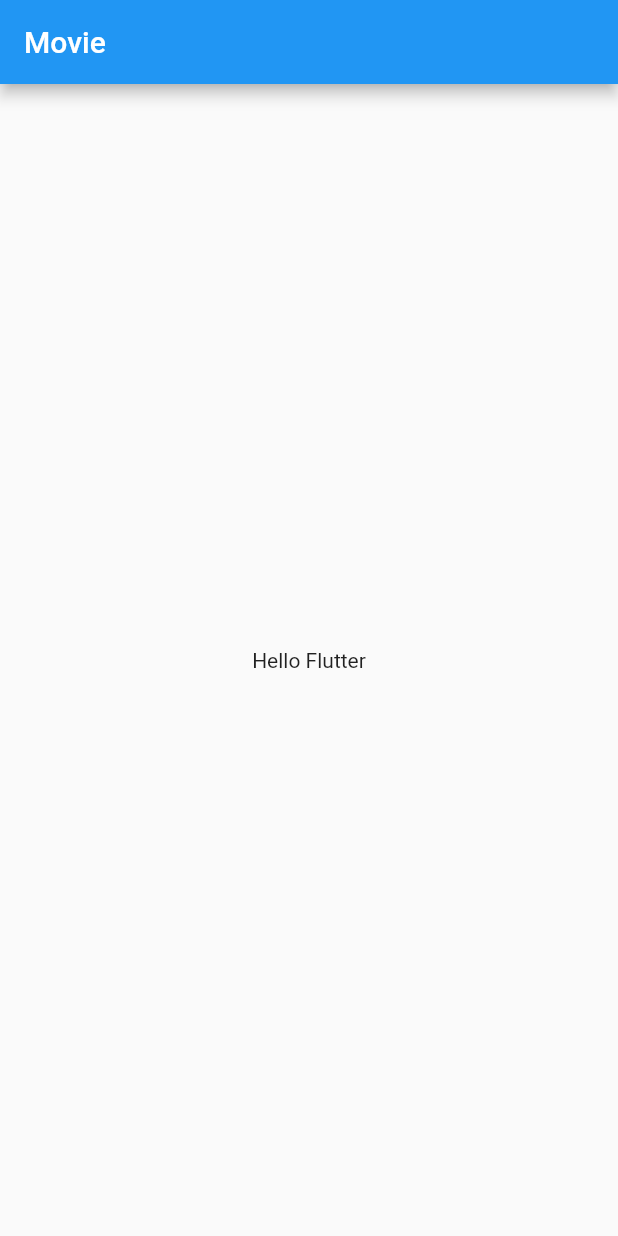
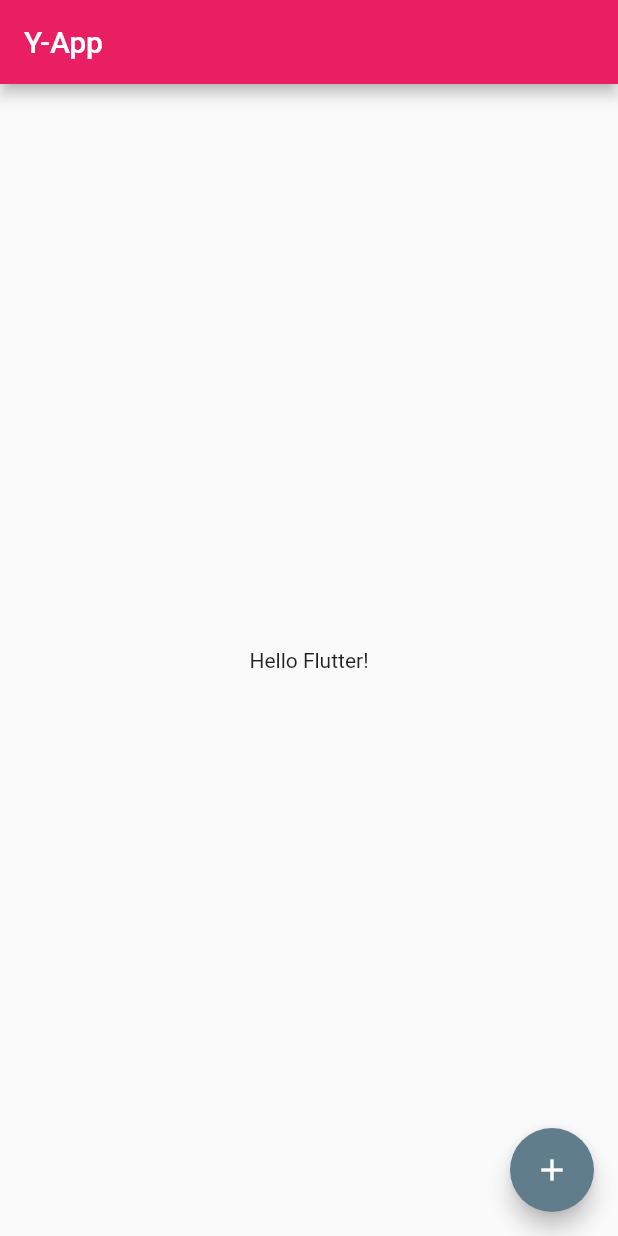
Before and after one commit to pyeeun/flutter, a Flutter app: the screen it shows after launch, on a phone screen of 412 x 824 dp. Run offline on Flutter 3.47's test engine with Material 2 defaults, Android fonts, the phone set to English and light mode, and no system bars.

Commit message:
2020.08.14 PYE : chapter05 - main, runapp, widget, materialapp, scaffold

```diff
--- a/01/myapp/lib/main.dart
+++ b/01/myapp/lib/main.dart
@@ -1,17 +1,18 @@
 import 'package:flutter/material.dart';
 import 'package:myapp/main_page.dart';
 
-void main() => runApp(MyApp());
+void main() => runApp(StatelessApp());
 
-class MyApp extends StatelessWidget {
+class StatelessApp extends StatelessWidget {
   @override
   Widget build(BuildContext context) {
     return MaterialApp(
-      title: 'Main Page',
+      title: 'Yapp',
       theme: ThemeData(
-        primarySwatch: Colors.blue,
+        primaryColor: Colors.pink,
+        accentColor: Colors.blueGrey,
       ),
-      home: MainPage(),
+      home: StatelessPage(),
     );
   }
 }
--- a/01/myapp/lib/main_page.dart
+++ b/01/myapp/lib/main_page.dart
@@ -1,11 +1,15 @@
-import "package:flutter/material.dart";
+import 'package:flutter/material.dart';
 
-class MainPage extends StatelessWidget {
+class StatelessPage extends StatelessWidget {
   @override
   Widget build(BuildContext context) {
     return Scaffold(
-      appBar: AppBar(title: Text('Movie')),
-      body: Center(child: Text('Hello Flutter')),
+      appBar: AppBar(title: Text('Y-App')),
+      body: Center(child: Text('Hello Flutter!')),
+      floatingActionButton: FloatingActionButton(
+        child: Icon(Icons.add),
+        onPressed: () {},
+      ),
     );
   }
 }
```
Also changed, not shown: 1 other file.
